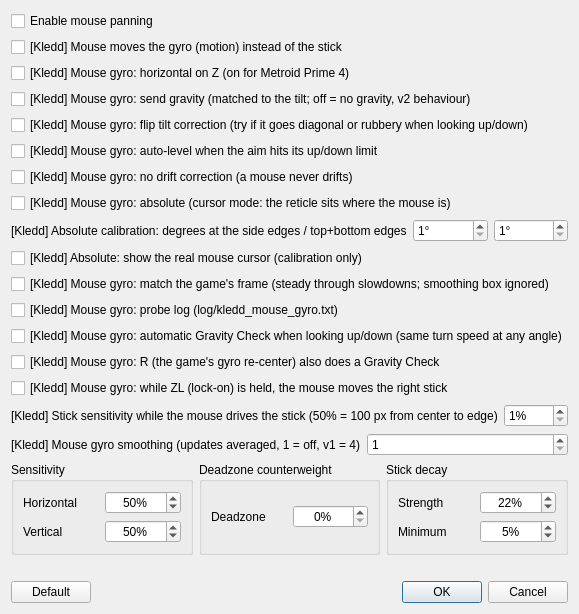
The window that src/yuzu/configuration/configure_mouse_panning.ui (Melos555/eden-kledd) describes before a commit, drawn with Qt 5.
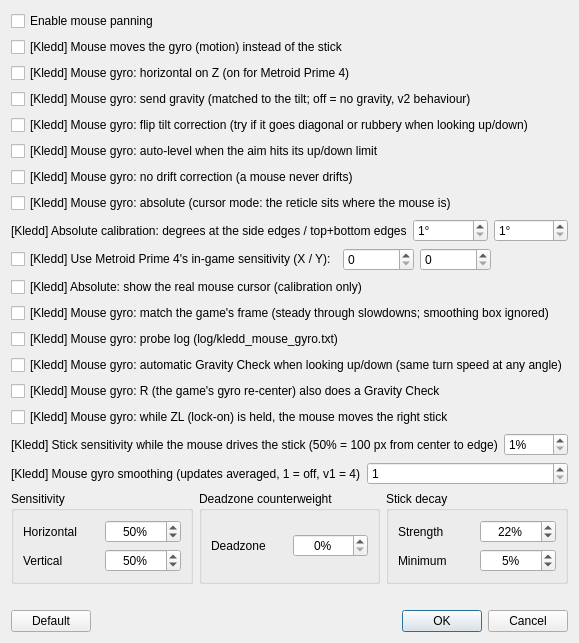
The same window after the commit.

Commit message: [TEST] Kledd cursor mode: type in Prime 4's in-game sensitivity instead of calibrating

```diff
--- a/src/yuzu/configuration/configure_mouse_panning.ui
+++ b/src/yuzu/configuration/configure_mouse_panning.ui
@@ -102,6 +102,35 @@
      </item>
     </layout>
    </item>
+   <item>
+    <layout class="QHBoxLayout">
+     <item>
+      <widget class="QCheckBox" name="kledd_mouse_gyro_abs_from_game">
+       <property name="text">
+        <string>[Kledd] Use Metroid Prime 4's in-game sensitivity (X / Y):</string>
+       </property>
+       <property name="toolTip">
+        <string>Type the Aiming Sensitivity X and Y from the game's Cursor settings, and Eden works out the edge angles itself (no calibration needed, with decimals): degrees = 692 / (sensitivity + 11.5). The degree boxes above are ignored while this is on.</string>
+       </property>
+      </widget>
+     </item>
+     <item>
+      <widget class="QSpinBox" name="kledd_mouse_gyro_game_sens_x">
+       <property name="minimum"><number>0</number></property>
+       <property name="maximum"><number>100</number></property>
+      </widget>
+     </item>
+     <item>
+      <widget class="QSpinBox" name="kledd_mouse_gyro_game_sens_y">
+       <property name="minimum"><number>0</number></property>
+       <property name="maximum"><number>100</number></property>
+      </widget>
+     </item>
+     <item>
+      <widget class="QLabel" name="kledd_game_sens_result"/>
+     </item>
+    </layout>
+   </item>
    <item>
     <widget class="QCheckBox" name="kledd_mouse_gyro_abs_show_cursor">
      <property name="text">
```
The commit also changes 5 other files.
